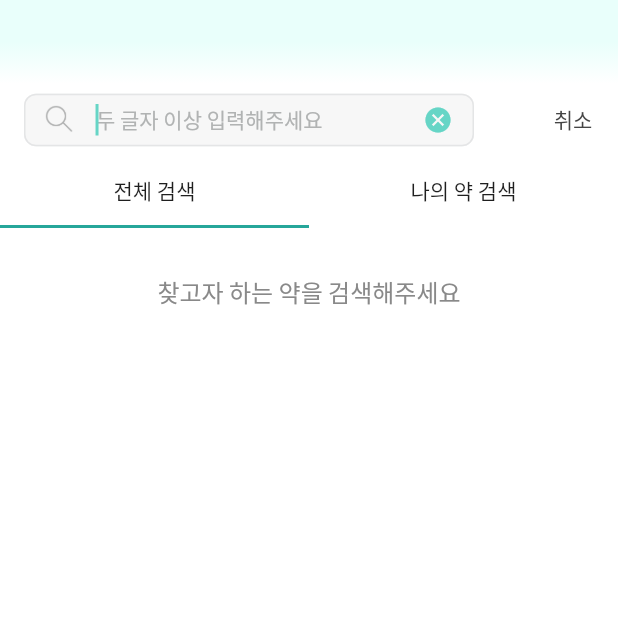
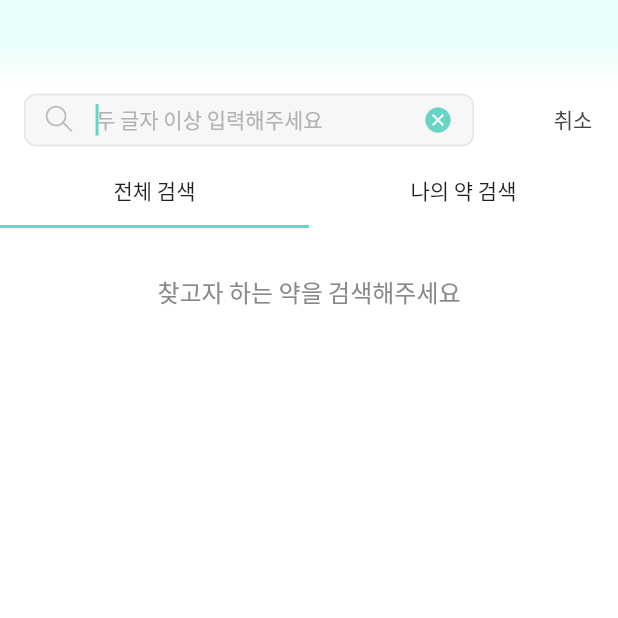
Before and after one commit to Semodrug/semo_ver2, a Flutter app: the SearchScreen screen opened by its route, on a phone screen of 412 x 824 dp, the top half of it. Run offline on Flutter 3.47's test engine with Material 2 defaults, Android fonts, the phone set to English and light mode, and no system bars; our stand-ins replace cloud_firestore, firebase_auth, firebase_core, firebase_storage, fl_chart, flutter_datetime_picker and 8 more; missing offline and left inert: app_settings, dynamic_text_highlighting, firebase_ml_vision; accounts and stored records are empty.

Commit message:
[UPDATE] color apply

```diff
--- a/lib/home/search_screen.dart
+++ b/lib/home/search_screen.dart
@@ -676,7 +676,7 @@ class _SearchScreenState extends State<SearchScreen> {
                   style: Theme.of(context).textTheme.subtitle1,
                 )),
               ],
-              indicatorColor: Colors.teal[400],
+              indicatorColor: primary300_main,
             ),
             Container(
               padding: EdgeInsets.all(0.0),
```
